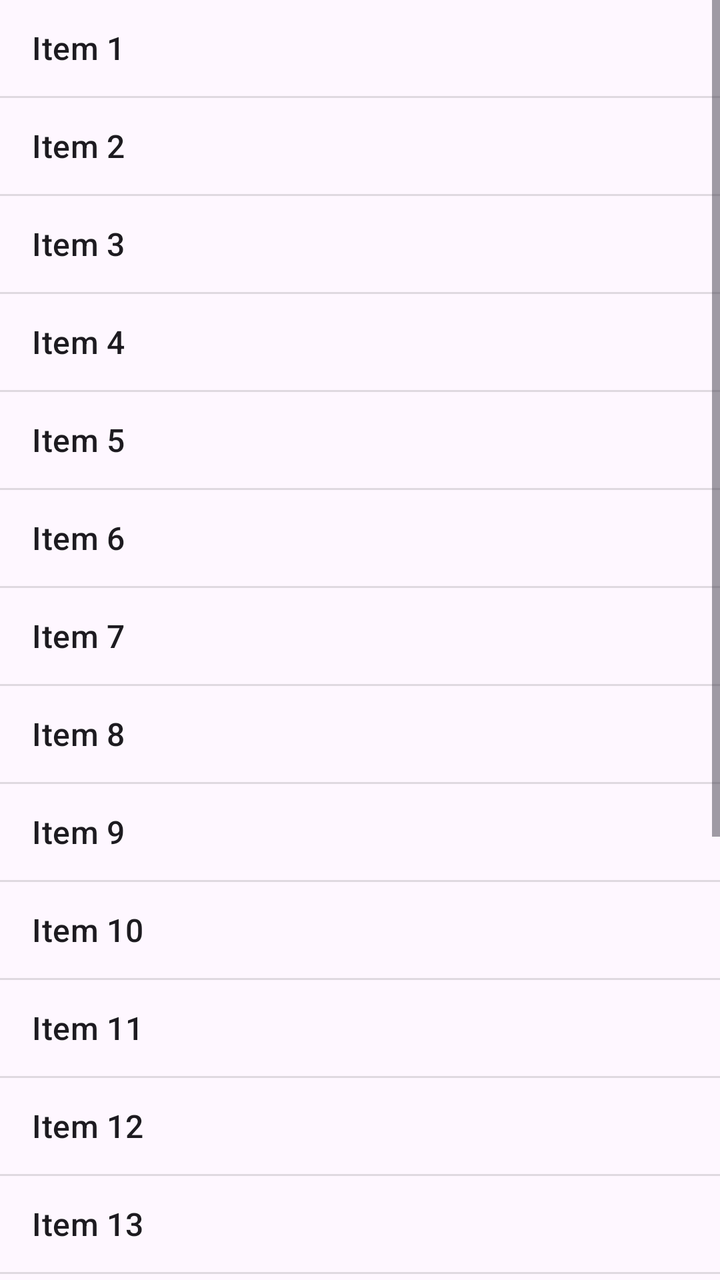
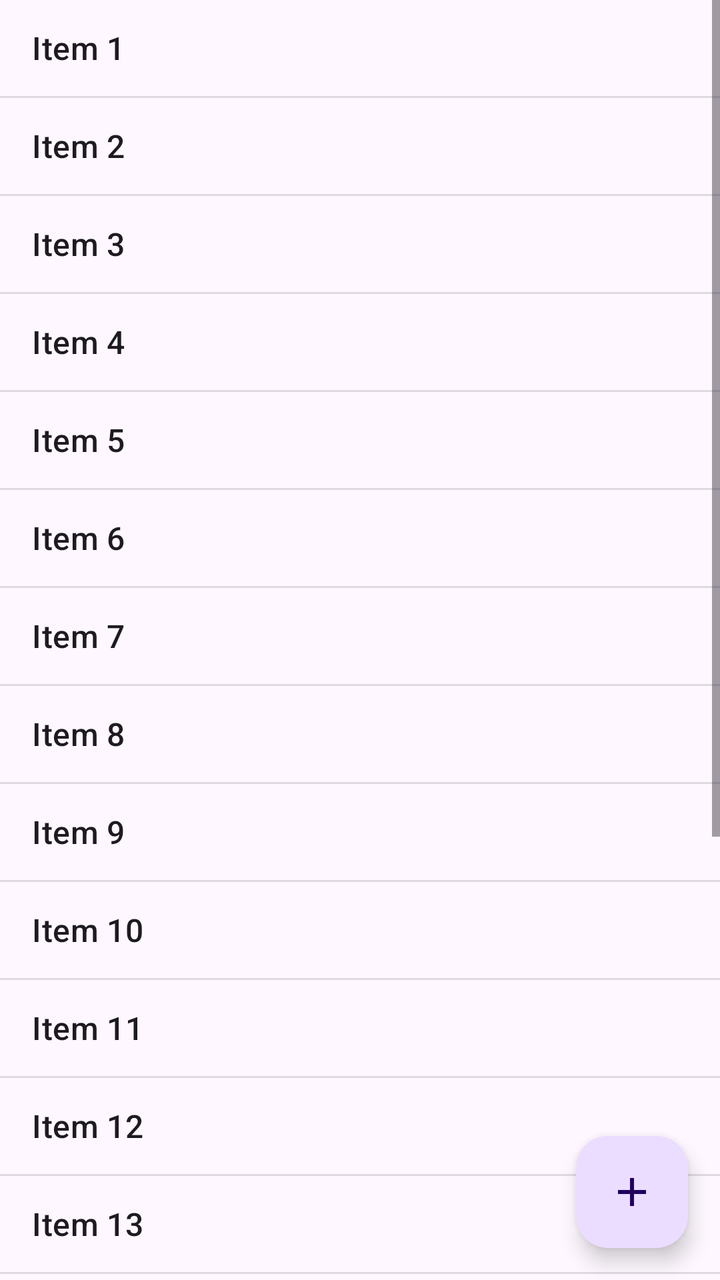

An Android layout rendered at two revisions. The XML below is the earlier revision; the diff shows what the commit changed to produce the second picture.
<!-- AndroidManifest.xml: application theme Theme.G1097 -->
<!-- res/layout/activity_main.xml -->
<?xml version="1.0" encoding="utf-8"?>
<LinearLayout xmlns:android="http://schemas.android.com/apk/res/android"
    xmlns:app="http://schemas.android.com/apk/res-auto"
    xmlns:tools="http://schemas.android.com/tools"
    android:id="@+id/main"
    android:layout_width="match_parent"
    android:layout_height="match_parent"
    android:orientation="horizontal"
    tools:context=".MainActivity" >

    <ListView
        android:id="@+id/listView"
        android:layout_width="match_parent"
        android:layout_height="match_parent"
        android:entries="@array/items"/>
</LinearLayout>
<!-- resources referenced by this layout -->
<resources>
  <string-array name="items">
          <item>Item 1</item>
          <item>Item 2</item>
          <item>Item 3</item>
          <item>Item 4</item>
          <item>Item 5</item>
          <item>Item 6</item>
          <item>Item 7</item>
          <item>Item 8</item>
          <item>Item 9</item>
          <item>Item 10</item>
          <item>Item 11</item>
          <item>Item 12</item>
          <item>Item 13</item>
          <item>Item 14</item>
          <item>Item 15</item>
          <item>Item 16</item>
          <item>Item 17</item>
          <item>Item 18</item>
          <item>Item 19</item>
          <item>Item 20</item>
      </string-array>
  <style name="Theme.G1097" parent="Base.Theme.G1097" />
  <style name="Base.Theme.G1097" parent="Theme.Material3.DayNight.NoActionBar">
          
          
      </style>
</resources>

<!-- the commit's change to res/layout/activity_main.xml (unified diff, before → after) -->
@@ -1,16 +1,26 @@
 <?xml version="1.0" encoding="utf-8"?>
-<LinearLayout xmlns:android="http://schemas.android.com/apk/res/android"
+<FrameLayout xmlns:android="http://schemas.android.com/apk/res/android"
     xmlns:app="http://schemas.android.com/apk/res-auto"
     xmlns:tools="http://schemas.android.com/tools"
     android:id="@+id/main"
     android:layout_width="match_parent"
     android:layout_height="match_parent"
     android:orientation="horizontal"
-    tools:context=".MainActivity" >
+    tools:context=".activities.MainActivity">
 
     <ListView
         android:id="@+id/listView"
         android:layout_width="match_parent"
         android:layout_height="match_parent"
-        android:entries="@array/items"/>
-</LinearLayout>
+        android:entries="@array/items" />
+
+    <com.google.android.material.floatingactionbutton.FloatingActionButton
+        android:id="@+id/floatingActionButton"
+        android:layout_width="wrap_content"
+        android:layout_height="wrap_content"
+        android:layout_gravity="bottom|end"
+        android:layout_margin="16dp"
+        android:contentDescription="Add"
+        app:srcCompat="@drawable/outline_add_24" />
+
+</FrameLayout>
<!-- resource entries referenced after the edit -->
@@ -22,6 +22,12 @@
           <item>Item 19</item>
           <item>Item 20</item>
       </string-array>
+  <!-- drawable outline_add_24 (drawable) -->
+  <vector xmlns:android="http://schemas.android.com/apk/res/android" android:height="24dp" android:tint="#000000" android:viewportHeight="960" android:viewportWidth="960" android:width="24dp">
+        
+      <path android:fillColor="@android:color/white" android:pathData="M440,520L200,520L200,440L440,440L440,200L520,200L520,440L760,440L760,520L520,520L520,760L440,760L440,520Z"/>
+      
+  </vector>
   <style name="Theme.G1097" parent="Base.Theme.G1097" />
   <style name="Base.Theme.G1097" parent="Theme.Material3.DayNight.NoActionBar">
           
